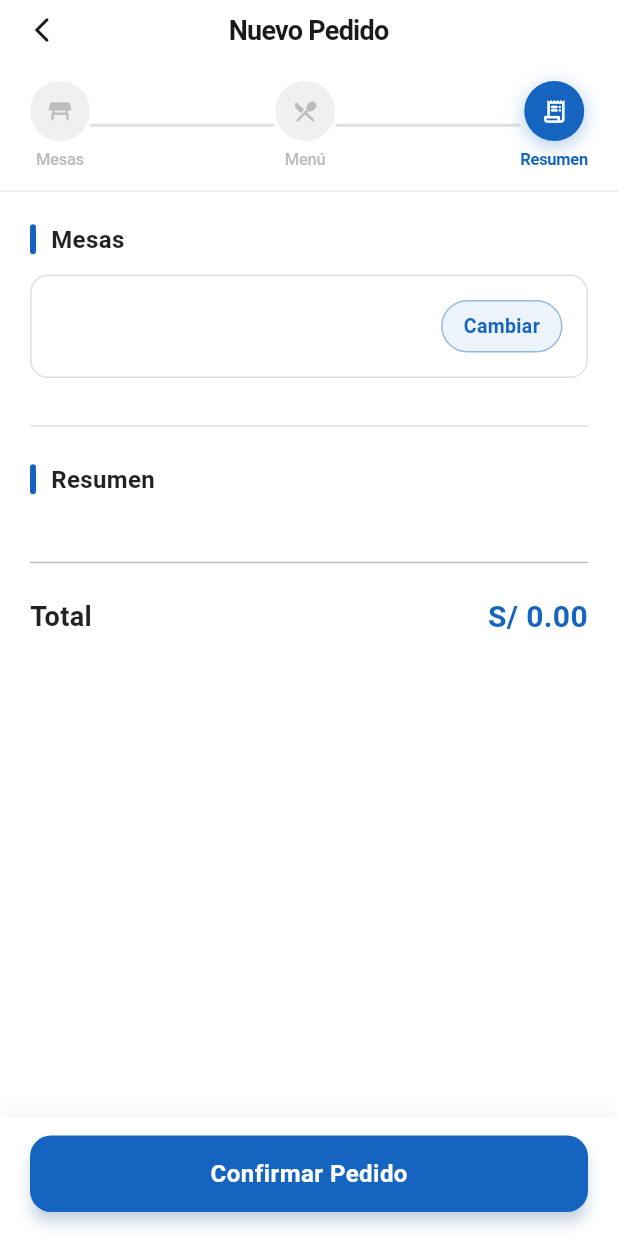
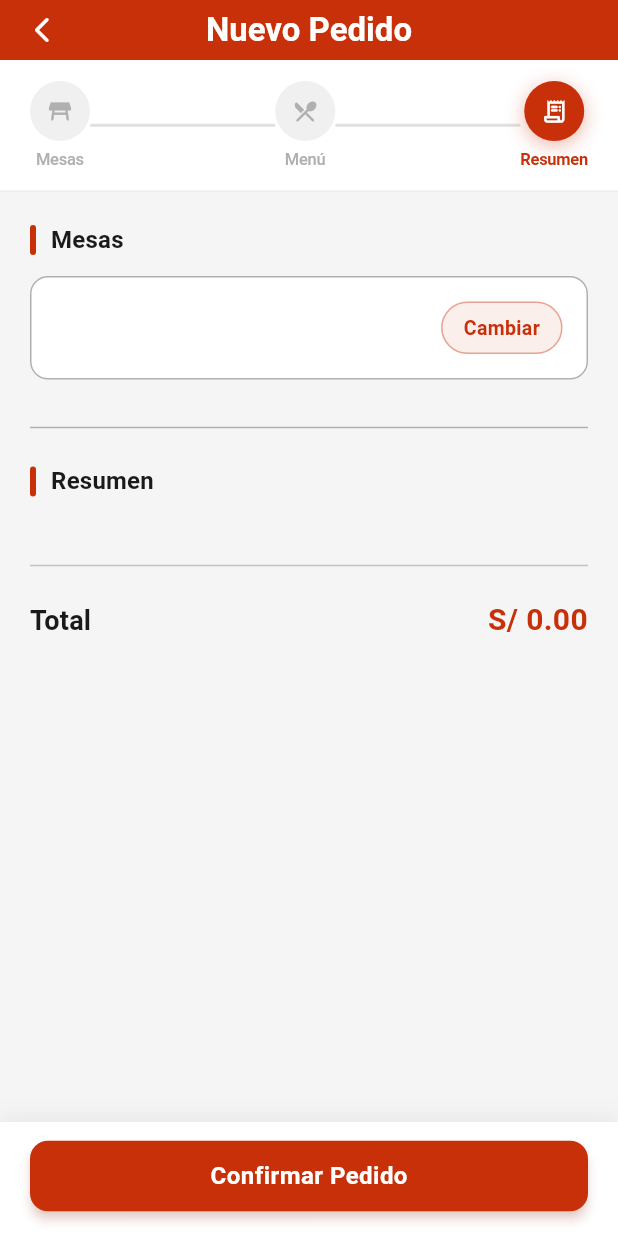
Before and after one commit to KURO1402/super-pollo-app, a Flutter app: the PedidoResumenPage screen opened directly with empty values, on a phone screen of 412 x 824 dp. Run offline on Flutter 3.47's test engine with Material 3 defaults, Android fonts, the phone set to English and light mode, and no system bars; our stand-ins replace dio, flutter_secure_storage, go_router; missing offline and left inert: pusher_channels_flutter; accounts and stored records are empty; network calls fail.

Commit message:
Cambio de los diferentes widgets para mostrar por modo de colory de las páginas de gestion de pedidos y pedidos-resumen

```diff
--- a/lib/screens/pedido_mesas_page.dart
+++ b/lib/screens/pedido_mesas_page.dart
@@ -357,7 +357,6 @@ class _FilterRow extends StatelessWidget {
   }
 }
 
-// ── Grid de mesas ─────────────────────────────────────────────────────────────
 class _MesasGrid extends StatelessWidget {
   final bool isLoading;
   final String? error;
@@ -441,7 +440,6 @@ class _MesasGrid extends StatelessWidget {
   }
 }
 
-// ── Chip de mesas seleccionadas ───────────────────────────────────────────────
 class _MesasSeleccionadasChip extends StatelessWidget {
   final List<MesaModel> mesasSeleccionadas;
   const _MesasSeleccionadasChip({required this.mesasSeleccionadas});
@@ -496,8 +494,6 @@ class _MesasSeleccionadasChip extends StatelessWidget {
     );
   }
 }
-
-// ── Botón continuar ───────────────────────────────────────────────────────────
 class _ContinuarButton extends StatelessWidget {
   final bool enabled;
   final VoidCallback onPressed;
@@ -505,7 +501,6 @@ class _ContinuarButton extends StatelessWidget {
 
   @override
   Widget build(BuildContext context) {
-    // Usa el ElevatedButton del tema directamente — hereda colores y shape
     return SizedBox(
       width: double.infinity,
       child: ElevatedButton(
--- a/lib/screens/pedido_resumen_page.dart
+++ b/lib/screens/pedido_resumen_page.dart
@@ -3,10 +3,10 @@ import 'package:go_router/go_router.dart';
 import 'package:super_pollo_app/services/pedidos_service.dart';
 import 'package:super_pollo_app/state/pedido_flow_state.dart';
 import 'package:super_pollo_app/widgets/pedido_stepper.dart';
+import 'package:super_pollo_app/theme/app_colors.dart';
 
 class PedidoResumenPage extends StatefulWidget {
   final PedidoFlowState flowState;
-
   const PedidoResumenPage({super.key, required this.flowState});
 
   @override
@@ -24,8 +24,7 @@ class _PedidoResumenPageState extends State<PedidoResumenPage> {
   Future<void> _confirmarPedido() async {
     setState(() => _isLoading = true);
     try {
-      final pedidosService = PedidosService();
-      await pedidosService.insertarPedido(
+      await PedidosService().insertarPedido(
         mesas: widget.flowState.mesas.map((m) => {'idMesa': m.idMesa}).toList(),
         productos: widget.flowState.productos,
       );
@@ -33,7 +32,7 @@ class _PedidoResumenPageState extends State<PedidoResumenPage> {
         ScaffoldMessenger.of(context).showSnackBar(
           const SnackBar(
             content: Text('Pedido registrado exitosamente'),
-            backgroundColor: Colors.green,
+            backgroundColor: AppColors.success,
           ),
         );
         context.go('/menu_principal');
@@ -43,7 +42,7 @@ class _PedidoResumenPageState extends State<PedidoResumenPage> {
         ScaffoldMessenger.of(context).showSnackBar(
           SnackBar(
             content: Text('Error al registrar el pedido: $e'),
-            backgroundColor: Colors.red,
+            backgroundColor: AppColors.error,
           ),
         );
       }
@@ -67,41 +66,25 @@ class _PedidoResumenPageState extends State<PedidoResumenPage> {
 
   @override
   Widget build(BuildContext context) {
+    final isDark = Theme.of(context).brightness == Brightness.dark;
+    final colorScheme = Theme.of(context).colorScheme;
     final screenWidth = MediaQuery.of(context).size.width;
     final isSmallScreen = screenWidth < 380;
     final horizontalPadding = screenWidth < 360 ? 16.0 : 20.0;
     final cardPadding = isSmallScreen ? 12.0 : 16.0;
+    final bottomBarBg = isDark ? AppColors.navyCard : Colors.white;
+    final dividerColor = isDark ? AppColors.navyLight : AppColors.grey300;
 
     return Scaffold(
-      backgroundColor: Colors.white,
       appBar: AppBar(
-        backgroundColor: Colors.white,
-        elevation: 0,
-        surfaceTintColor: Colors.transparent,
         leading: IconButton(
-          icon: const Icon(
-            Icons.arrow_back_ios_new_rounded,
-            color: Color(0xFF1A1A1A),
-            size: 20,
-          ),
-          onPressed: () {
-            if (GoRouter.of(context).canPop()) {
-              GoRouter.of(context).pop();
-            } else {
-              GoRouter.of(context).go('/menu_principal');
-            }
-          },
+          icon: const Icon(Icons.arrow_back_ios_new_rounded, size: 20),
+          onPressed: () => GoRouter.of(context).canPop()
+              ? GoRouter.of(context).pop()
+              : GoRouter.of(context).go('/menu_principal'),
         ),
         centerTitle: true,
-        title: const Text(
-          'Nuevo Pedido',
-          style: TextStyle(
-            fontSize: 18,
-            fontWeight: FontWeight.w700,
-            color: Color(0xFF1A1A1A),
-            letterSpacing: -0.5,
-          ),
-        ),
+        title: const Text('Nuevo Pedido'),
         bottom: PreferredSize(
           preferredSize: const Size.fromHeight(72),
           child: PedidoStepper(
@@ -113,44 +96,45 @@ class _PedidoResumenPageState extends State<PedidoResumenPage> {
       ),
       body: Column(
         children: [
+          // ── Contenido ──────────────────────────────────────────────────────
           Expanded(
             child: SingleChildScrollView(
               physics: const BouncingScrollPhysics(),
-              padding: EdgeInsets.symmetric(horizontal: horizontalPadding),
+              padding:
+                  EdgeInsets.symmetric(horizontal: horizontalPadding),
               child: Column(
                 crossAxisAlignment: CrossAxisAlignment.start,
                 children: [
                   const SizedBox(height: 20),
 
-                  _buildSectionHeader('Mesas'),
+                  _buildSectionHeader('Mesas', colorScheme),
                   const SizedBox(height: 12),
-                  _buildMesasCard(cardPadding, isSmallScreen),
+                  _buildMesasCard(cardPadding, isSmallScreen, isDark, colorScheme),
 
                   const SizedBox(height: 24),
-                  Divider(color: Colors.grey.shade300),
+                  Divider(color: dividerColor),
                   const SizedBox(height: 16),
 
-                  _buildSectionHeader('Resumen'),
+                  _buildSectionHeader('Resumen', colorScheme),
                   const SizedBox(height: 16),
 
                   ...widget.flowState.productos.map((p) {
                     final subtotal = ((p['precio'] ?? 0) * (p['cantidad'] ?? 0)) as double;
-                    final nombre = p['nombre'] ?? 'Producto';
-                    final cantidad = p['cantidad'] ?? 0;
-
                     return _buildProductoItem(
-                      nombre: nombre,
-                      cantidad: cantidad,
+                      nombre: p['nombre'] ?? 'Producto',
+                      cantidad: p['cantidad'] ?? 0,
                       subtotal: subtotal,
                       isSmallScreen: isSmallScreen,
+                      isDark: isDark,
+                      colorScheme: colorScheme,
                     );
                   }),
 
                   const SizedBox(height: 20),
-                  Divider(color: Colors.grey.shade400),
+                  Divider(color: isDark ? AppColors.navyLight : AppColors.grey500.withOpacity(0.4)),
                   const SizedBox(height: 14),
 
-                  _buildTotal(isSmallScreen),
+                  _buildTotal(isSmallScreen, colorScheme),
 
                   const SizedBox(height: 32),
                 ],
@@ -158,6 +142,7 @@ class _PedidoResumenPageState extends State<PedidoResumenPage> {
             ),
           ),
 
+          // ── Botón confirmar ────────────────────────────────────────────────
           Container(
             padding: EdgeInsets.fromLTRB(
               horizontalPadding,
@@ -166,10 +151,10 @@ class _PedidoResumenPageState extends State<PedidoResumenPage> {
               MediaQuery.of(context).padding.bottom + 16,
             ),
             decoration: BoxDecoration(
-              color: Colors.white,
+              color: bottomBarBg,
               boxShadow: [
                 BoxShadow(
-                  color: Colors.black.withOpacity(0.05),
+                  color: Colors.black.withOpacity(isDark ? 0.25 : 0.05),
                   blurRadius: 10,
                   offset: const Offset(0, -4),
                 ),
@@ -177,21 +162,9 @@ class _PedidoResumenPageState extends State<PedidoResumenPage> {
             ),
             child: SizedBox(
               width: double.infinity,
+              // ElevatedButton hereda el estilo completo del AppTheme
               child: ElevatedButton(
                 onPressed: _isLoading ? null : _confirmarPedido,
-                style: ElevatedButton.styleFrom(
-                  backgroundColor: const Color(0xFF1565C0),
-                  foregroundColor: Colors.white,
-                  padding: EdgeInsets.symmetric(
-                    vertical: isSmallScreen ? 14 : 16,
-                    horizontal: 16,
-                  ),
-                  elevation: 4,
-                  shadowColor: const Color(0xFF1565C0).withOpacity(0.4),
-                  shape: RoundedRectangleBorder(
-                    borderRadius: BorderRadius.circular(14),
-                  ),
-                ),
                 child: _isLoading
                     ? const SizedBox(
                         height: 22,
@@ -217,114 +190,113 @@ class _PedidoResumenPageState extends State<PedidoResumenPage> {
     );
   }
 
-  Widget _buildSectionHeader(String title) {
+  // ── Header de sección ────────────────────────────────────────────────────────
+  Widget _buildSectionHeader(String title, ColorScheme colorScheme) {
     return Row(
       children: [
         Container(
           width: 4,
           height: 20,
           decoration: BoxDecoration(
-            color: const Color(0xFF1565C0),
+            color: colorScheme.primary,
             borderRadius: BorderRadius.circular(2),
           ),
         ),
         const SizedBox(width: 10),
         Text(
           title,
-          style: const TextStyle(
-            fontSize: 16,
-            fontWeight: FontWeight.bold,
-            color: Colors.black87,
-          ),
+          style: Theme.of(context).textTheme.titleMedium?.copyWith(fontSize: 16),
         ),
       ],
     );
   }
 
-  Widget _buildMesasCard(double cardPadding, bool isSmallScreen) {
+  // ── Card de mesas ────────────────────────────────────────────────────────────
+  Widget _buildMesasCard(
+    double cardPadding,
+    bool isSmallScreen,
+    bool isDark,
+    ColorScheme colorScheme,
+  ) {
+    final cardBg = isDark ? AppColors.navyCard : Colors.white;
+    final borderColor = isDark ? AppColors.navyLight : AppColors.grey300;
+
     return Container(
       padding: EdgeInsets.all(cardPadding),
       decoration: BoxDecoration(
-        color: Colors.white,
+        color: cardBg,
         borderRadius: BorderRadius.circular(12),
-        border: Border.all(color: Colors.grey.shade300),
+        border: Border.all(color: borderColor),
       ),
       child: LayoutBuilder(
         builder: (context, constraints) {
+          final mesasText = widget.flowState.mesas.map((m) => m.nombre).join(', ');
+          final nameStyle = Theme.of(context).textTheme.bodyMedium?.copyWith(
+                fontWeight: FontWeight.w600,
+                fontSize: constraints.maxWidth < 300 ? 14 : 15,
+              );
+
           if (constraints.maxWidth < 300) {
             return Column(
               crossAxisAlignment: CrossAxisAlignment.start,
               children: [
-                Text(
-                  widget.flowState.mesas.map((m) => m.nombre).join(', '),
-                  style: const TextStyle(
-                    fontSize: 14,
-                    fontWeight: FontWeight.w600,
-                    color: Colors.black87,
-                  ),
-                ),
+                Text(mesasText, style: nameStyle),
                 const SizedBox(height: 12),
-                _buildCambiarButton(),
+                _buildCambiarButton(colorScheme),
               ],
             );
-          } else {
+          }
           return Row(
             mainAxisAlignment: MainAxisAlignment.spaceBetween,
             children: [
               Expanded(
-                  child: Text(
-                    widget.flowState.mesas.map((m) => m.nombre).join(', '),
-                    style: const TextStyle(
-                      fontSize: 15,
-                      fontWeight: FontWeight.w600,
-                      color: Colors.black87,
-                    ),
-                    overflow: TextOverflow.ellipsis,
-                  ),
+                child: Text(mesasText,
+                    style: nameStyle, overflow: TextOverflow.ellipsis),
               ),
               const SizedBox(width: 12),
-                _buildCambiarButton(),
+              _buildCambiarButton(colorScheme),
             ],
           );
-          }
         },
       ),
     );
   }
 
-  Widget _buildCambiarButton() {
+  Widget _buildCambiarButton(ColorScheme colorScheme) {
     return GestureDetector(
       onTap: () => _navigateToStep(0),
       child: Container(
-        padding: const EdgeInsets.symmetric(
-          horizontal: 14,
-          vertical: 7,
+        padding:
+            const EdgeInsets.symmetric(horizontal: 14, vertical: 7),
+        decoration: BoxDecoration(
+          color: colorScheme.primary.withOpacity(0.08),
+          borderRadius: BorderRadius.circular(20),
+          border: Border.all(color: colorScheme.primary.withOpacity(0.4)),
         ),
-        decoration: BoxDecoration(
-          color: const Color(0xFF1565C0).withOpacity(0.08),
-          borderRadius: BorderRadius.circular(20),
-          border: Border.all(
-            color: const Color(0xFF1565C0).withOpacity(0.4),
-          ),
-        ),
-        child: const Text(
+        child: Text(
           'Cambiar',
           style: TextStyle(
             fontSize: 13,
             fontWeight: FontWeight.w600,
-            color: Color(0xFF1565C0),
+            color: colorScheme.primary,
           ),
         ),
       ),
     );
   }
 
+  // ── Item de producto ─────────────────────────────────────────────────────────
   Widget _buildProductoItem({
     required String nombre,
     required int cantidad,
     required double subtotal,
     required bool isSmallScreen,
+    required bool isDark,
+    required ColorScheme colorScheme,
   }) {
+    final cardBg = isDark ? AppColors.navyCard : Colors.white;
+    final borderColor = isDark ? AppColors.navyLight : AppColors.grey100;
+
     return Container(
       margin: const EdgeInsets.only(bottom: 10),
       padding: EdgeInsets.symmetric(
@@ -332,12 +304,12 @@ class _PedidoResumenPageState extends State<PedidoResumenPage> {
         vertical: isSmallScreen ? 10 : 12,
       ),
       decoration: BoxDecoration(
-        color: Colors.white,
+        color: cardBg,
         borderRadius: BorderRadius.circular(12),
-        border: Border.all(color: Colors.grey.shade200),
+        border: Border.all(color: borderColor),
         boxShadow: [
           BoxShadow(
-            color: Colors.black.withOpacity(0.03),
+            color: Colors.black.withOpacity(isDark ? 0.2 : 0.03),
             blurRadius: 6,
             offset: const Offset(0, 2),
           ),
@@ -345,113 +317,90 @@ class _PedidoResumenPageState extends State<PedidoResumenPage> {
       ),
       child: LayoutBuilder(
         builder: (context, constraints) {
+          final precioText = 'S/ ${subtotal.toStringAsFixed(2)}';
+          final precioStyle = Theme.of(context).textTheme.bodyMedium?.copyWith(
+                fontSize: isSmallScreen ? 14 : 15,
+                fontWeight: FontWeight.w700,
+              );
+          final nombreStyle = Theme.of(context).textTheme.bodyMedium?.copyWith(
+                fontSize: isSmallScreen ? 14 : 15,
+                fontWeight: FontWeight.w500,
+              );
+
           if (constraints.maxWidth < 280) {
             return Column(
               crossAxisAlignment: CrossAxisAlignment.start,
               children: [
                 Row(
                   children: [
-                    _buildCantidadBadge(cantidad),
+                    _buildCantidadBadge(cantidad, colorScheme),
                     const SizedBox(width: 8),
                     Expanded(
-                      child: Text(
-                        nombre,
-                        style: const TextStyle(
-                          fontSize: 14,
-                          fontWeight: FontWeight.w500,
-                          color: Colors.black87,
-                        ),
-                        overflow: TextOverflow.ellipsis,
-                      ),
+                      child: Text(nombre,
+                          style: nombreStyle,
+                          overflow: TextOverflow.ellipsis),
                     ),
                   ],
                 ),
                 const SizedBox(height: 8),
                 Align(
                   alignment: Alignment.centerRight,
-                  child: Text(
-                    'S/ ${subtotal.toStringAsFixed(2)}',
-                    style: const TextStyle(
-                      fontSize: 14,
-                      fontWeight: FontWeight.w700,
-                      color: Colors.black87,
-                    ),
-                  ),
+                  child: Text(precioText, style: precioStyle),
                 ),
               ],
             );
-          } else {
+          }
           return Row(
             mainAxisAlignment: MainAxisAlignment.spaceBetween,
             children: [
               Flexible(
                 child: Row(
                   children: [
-                      _buildCantidadBadge(cantidad),
+                    _buildCantidadBadge(cantidad, colorScheme),
                     const SizedBox(width: 10),
                     Flexible(
-                        child: Text(
-                          nombre,
-                          style: TextStyle(
-                            fontSize: isSmallScreen ? 14 : 15,
-                            fontWeight: FontWeight.w500,
-                            color: Colors.black87,
-                          ),
-                          overflow: TextOverflow.ellipsis,
-                        ),
+                      child: Text(nombre,
+                          style: nombreStyle,
+                          overflow: TextOverflow.ellipsis),
                     ),
                   ],
                 ),
               ),
               const SizedBox(width: 12),
-                Text(
-                  'S/ ${subtotal.toStringAsFixed(2)}',
-                  style: TextStyle(
-                    fontSize: isSmallScreen ? 14 : 15,
-                    fontWeight: FontWeight.w700,
-                    color: Colors.black87,
-                  ),
-                ),
+              Text(precioText, style: precioStyle),
             ],
           );
-          }
         },
       ),
     );
   }
 
-  Widget _buildCantidadBadge(int cantidad) {
+  Widget _buildCantidadBadge(int cantidad, ColorScheme colorScheme) {
     return Container(
-      padding: const EdgeInsets.symmetric(
-        horizontal: 8,
-        vertical: 4,
-      ),
+      padding: const EdgeInsets.symmetric(horizontal: 8, vertical: 4),
       decoration: BoxDecoration(
-        color: const Color(0xFF1565C0).withOpacity(0.1),
+        color: colorScheme.primary.withOpacity(0.10),
         borderRadius: BorderRadius.circular(6),
       ),
       child: Text(
         '×$cantidad',
-        style: const TextStyle(
+        style: TextStyle(
           fontSize: 13,
           fontWeight: FontWeight.w700,
-          color: Color(0xFF1565C0),
+          color: colorScheme.primary,
         ),
       ),
     );
   }
 
-  Widget _buildTotal(bool isSmallScreen) {
+  // ── Total ────────────────────────────────────────────────────────────────────
+  Widget _buildTotal(bool isSmallScreen, ColorScheme colorScheme) {
     return Row(
       mainAxisAlignment: MainAxisAlignment.spaceBetween,
       children: [
-        const Text(
+        Text(
           'Total',
-          style: TextStyle(
-            fontSize: 18,
-            fontWeight: FontWeight.bold,
-            color: Colors.black87,
-          ),
+          style: Theme.of(context).textTheme.titleMedium?.copyWith(fontSize: 18),
         ),
         Flexible(
           child: Text(
@@ -459,7 +408,7 @@ class _PedidoResumenPageState extends State<PedidoResumenPage> {
             style: TextStyle(
               fontSize: isSmallScreen ? 18 : 20,
               fontWeight: FontWeight.bold,
-              color: const Color(0xFF1565C0),
+              color: colorScheme.primary,
             ),
             textAlign: TextAlign.right,
             overflow: TextOverflow.ellipsis,
--- a/lib/widgets/pedido_stepper.dart
+++ b/lib/widgets/pedido_stepper.dart
@@ -1,9 +1,9 @@
 import 'package:flutter/material.dart';
+import 'package:super_pollo_app/theme/app_colors.dart';
 
 class PedidoStep {
   final String label;
   final IconData icon;
-
   const PedidoStep({required this.label, required this.icon});
 }
 
@@ -25,25 +25,27 @@ class PedidoStepper extends StatelessWidget {
     this.onStepTapped,
   });
 
-  bool _isAccessible(int index) {
-    return index == currentStep || completedSteps.contains(index);
-  }
+  bool _isAccessible(int index) =>
+      index == currentStep || completedSteps.contains(index);
 
   @override
   Widget build(BuildContext context) {
+    final isDark = Theme.of(context).brightness == Brightness.dark;
+    final bgColor = isDark ? AppColors.navyCard : Colors.white;
+    final borderColor = isDark ? AppColors.navyLight : const Color(0xFFEEEEEE);
+
     return Container(
       padding: const EdgeInsets.symmetric(horizontal: 20, vertical: 14),
-      decoration: const BoxDecoration(
-        color: Colors.white,
-        border: Border(bottom: BorderSide(color: Color(0xFFEEEEEE))),
+      decoration: BoxDecoration(
+        color: bgColor,
+        border: Border(bottom: BorderSide(color: borderColor)),
       ),
       child: Row(
         children: List.generate(kPedidoSteps.length * 2 - 1, (i) {
           if (i.isOdd) {
             final leftStep = i ~/ 2;
             final rightStep = leftStep + 1;
-            final isConnected =
-                completedSteps.contains(leftStep) ||
+            final isConnected = completedSteps.contains(leftStep) ||
                 completedSteps.contains(rightStep);
             return Expanded(
               child: AnimatedContainer(
@@ -51,8 +53,8 @@ class PedidoStepper extends StatelessWidget {
                 height: 2,
                 decoration: BoxDecoration(
                   color: isConnected
-                      ? const Color(0xFF1565C0)
-                      : const Color(0xFFE0E0E0),
+                      ? Theme.of(context).colorScheme.primary
+                      : (isDark ? AppColors.navyLight : const Color(0xFFE0E0E0)),
                   borderRadius: BorderRadius.circular(1),
                 ),
               ),
@@ -67,7 +69,6 @@ class PedidoStepper extends StatelessWidget {
 
           return _StepBubble(
             step: step,
-            stepIndex: stepIndex,
             isCurrent: isCurrent,
             isCompleted: isCompleted,
             isAccessible: accessible,
@@ -83,7 +84,6 @@ class PedidoStepper extends StatelessWidget {
 
 class _StepBubble extends StatelessWidget {
   final PedidoStep step;
-  final int stepIndex;
   final bool isCurrent;
   final bool isCompleted;
   final bool isAccessible;
@@ -91,7 +91,6 @@ class _StepBubble extends StatelessWidget {
 
   const _StepBubble({
     required this.step,
-    required this.stepIndex,
     required this.isCurrent,
     required this.isCompleted,
     required this.isAccessible,
@@ -100,22 +99,27 @@ class _StepBubble extends StatelessWidget {
 
   @override
   Widget build(BuildContext context) {
-    Color bubbleColor;
-    Color iconColor;
-    Color labelColor;
+    final isDark = Theme.of(context).brightness == Brightness.dark;
+    final colorScheme = Theme.of(context).colorScheme;
+
+    // Colores de burbuja según estado
+    final Color bubbleColor;
+    final Color iconColor;
+    final Color labelColor;
 
     if (isCurrent) {
-      bubbleColor = const Color(0xFF1565C0);
+      bubbleColor = colorScheme.primary;
       iconColor = Colors.white;
-      labelColor = const Color(0xFF1565C0);
+      labelColor = colorScheme.primary;
     } else if (isCompleted) {
-      bubbleColor = const Color(0xFF1565C0).withOpacity(0.12);
-      iconColor = const Color(0xFF1565C0);
-      labelColor = const Color(0xFF1565C0);
+      bubbleColor = colorScheme.primary.withOpacity(0.12);
+      iconColor = colorScheme.primary;
+      labelColor = colorScheme.primary;
     } else {
-      bubbleColor = const Color(0xFFF0F0F0);
-      iconColor = const Color(0xFFBDBDBD);
-      labelColor = const Color(0xFFBDBDBD);
+      // Paso inactivo — se adapta al tema
+      bubbleColor = isDark ? AppColors.navyLight : const Color(0xFFF0F0F0);
+      iconColor = isDark ? AppColors.grey500 : AppColors.grey300;
+      labelColor = isDark ? AppColors.grey500 : AppColors.grey300;
     }
 
     return GestureDetector(
@@ -134,7 +138,7 @@ class _StepBubble extends StatelessWidget {
               boxShadow: isCurrent
                   ? [
                       BoxShadow(
-                        color: const Color(0xFF1565C0).withOpacity(0.35),
+                        color: colorScheme.primary.withOpacity(0.35),
                         blurRadius: 10,
                         offset: const Offset(0, 3),
                       ),
@@ -152,8 +156,7 @@ class _StepBubble extends StatelessWidget {
             duration: const Duration(milliseconds: 200),
             style: TextStyle(
               fontSize: 11,
-              fontWeight:
-                  isCurrent ? FontWeight.w700 : FontWeight.w500,
+              fontWeight: isCurrent ? FontWeight.w700 : FontWeight.w500,
               color: labelColor,
               letterSpacing: -0.2,
             ),
```
Also changed, not shown: lib/screens/gestion_pedidos_page.dart (+38 -57 lines), lib/widgets/button_categorias.dart (+21 -7 lines), lib/widgets/menu_item.dart (+82 -47 lines), lib/widgets/mesa_card.dart (+71 -61 lines). Lines whose indentation alone changed are shown as unchanged.
